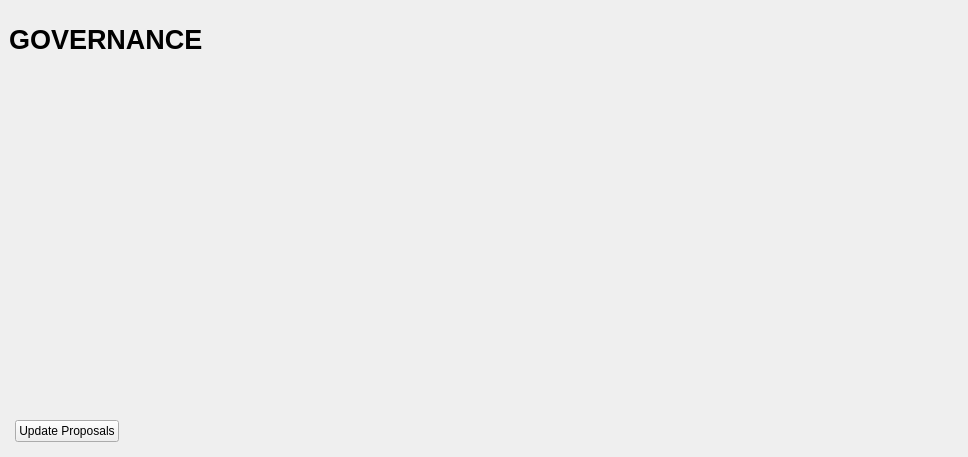
wagerr/wagerr, file src/qt/forms/governancepage.ui: the form before one commit.
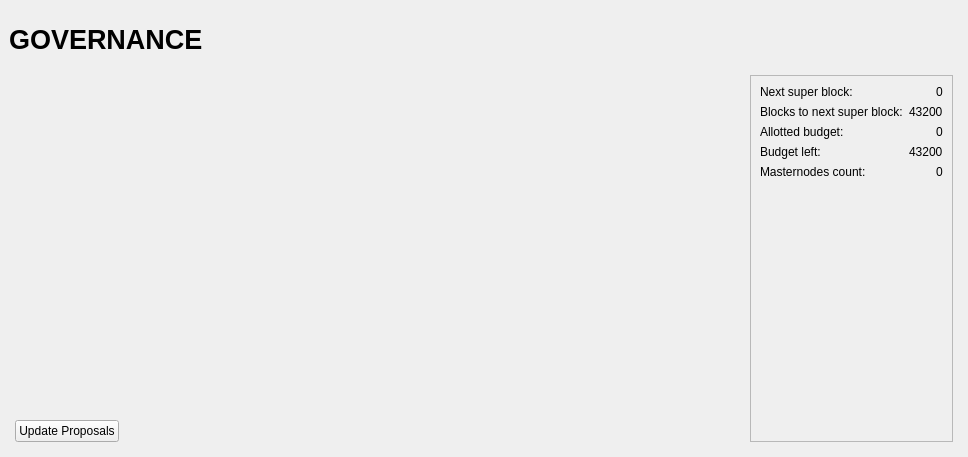
The form after the commit.

Commit message: Add global budget information to governance tab

What changed in the file:
```diff
--- a/src/qt/forms/governancepage.ui
+++ b/src/qt/forms/governancepage.ui
@@ -153,6 +153,8 @@
             <number>0</number>
            </property>
            <item>
+            <layout class="QHBoxLayout" name="horizontalLayout_Content">
+             <item>
             <layout class="QVBoxLayout" name="verticalLayout_2">
              <item>
               <widget class="QScrollArea" name="scrollArea">
@@ -185,8 +187,8 @@
                  <rect>
                   <x>0</x>
                   <y>0</y>
-                  <width>934</width>
-                  <height>245</height>
+                    <width>742</width>
+                    <height>282</height>
                  </rect>
                 </property>
                 <property name="sizePolicy">
@@ -195,7 +197,10 @@
                   <verstretch>1</verstretch>
                  </sizepolicy>
                 </property>
-                <layout class="QVBoxLayout" name="proposalGrid" rowstretch="0" columnstretch="0">
+                  <layout class="QVBoxLayout" name="proposalGrid">
+                   <property name="spacing">
+                    <number>0</number>
+                   </property>
                  <property name="sizeConstraint">
                   <enum>QLayout::SetDefaultConstraint</enum>
                  </property>
@@ -211,9 +216,6 @@
                  <property name="bottomMargin">
                   <number>0</number>
                  </property>
-                 <property name="spacing">
-                  <number>0</number>
-                 </property>
                 </layout>
                </widget>
               </widget>
@@ -254,6 +256,103 @@
                 </spacer>
                </item>
               </layout>
+               </item>
+              </layout>
+             </item>
+             <item>
+              <widget class="QFrame" name="frame_budget_info">
+               <property name="frameShape">
+                <enum>QFrame::StyledPanel</enum>
+               </property>
+               <property name="frameShadow">
+                <enum>QFrame::Raised</enum>
+               </property>
+               <layout class="QGridLayout" name="gridLayout">
+                <item row="3" column="1" alignment="Qt::AlignRight">
+                 <widget class="QLabel" name="unallocated_budget_value">
+                  <property name="text">
+                   <string>43200</string>
+                  </property>
+                 </widget>
+                </item>
+                <item row="4" column="1" alignment="Qt::AlignRight">
+                 <widget class="QLabel" name="masternode_count_value">
+                  <property name="text">
+                   <string>0</string>
+                  </property>
+                 </widget>
+                </item>
+                <item row="2" column="0">
+                 <widget class="QLabel" name="alloted_budget_label">
+                  <property name="text">
+                   <string>Allotted budget:</string>
+                  </property>
+                 </widget>
+                </item>
+                <item row="2" column="1" alignment="Qt::AlignRight">
+                 <widget class="QLabel" name="alloted_budget_value">
+                  <property name="text">
+                   <string>0</string>
+                  </property>
+                 </widget>
+                </item>
+                <item row="0" column="0">
+                 <widget class="QLabel" name="next_superblock_label">
+                  <property name="text">
+                   <string>Next super block:</string>
+                  </property>
+                 </widget>
+                </item>
+                <item row="0" column="1" alignment="Qt::AlignRight">
+                 <widget class="QLabel" name="next_superblock_value">
+                  <property name="text">
+                   <string>0</string>
+                  </property>
+                 </widget>
+                </item>
+                <item row="4" column="0">
+                 <widget class="QLabel" name="masternode_count_label">
+                  <property name="text">
+                   <string>Masternodes count:</string>
+                  </property>
+                 </widget>
+                </item>
+                <item row="5" column="0">
+                 <spacer name="verticalSpacer_2">
+                  <property name="orientation">
+                   <enum>Qt::Vertical</enum>
+                  </property>
+                  <property name="sizeHint" stdset="0">
+                   <size>
+                    <width>20</width>
+                    <height>40</height>
+                   </size>
+                  </property>
+                 </spacer>
+                </item>
+                <item row="3" column="0">
+                 <widget class="QLabel" name="unallocated_budget_label">
+                  <property name="text">
+                   <string>Budget left:</string>
+                  </property>
+                 </widget>
+                </item>
+                <item row="1" column="0">
+                 <widget class="QLabel" name="blocks_before_super_label">
+                  <property name="text">
+                   <string>Blocks to next super block:</string>
+                  </property>
+                 </widget>
+                </item>
+                <item row="1" column="1" alignment="Qt::AlignRight">
+                 <widget class="QLabel" name="blocks_before_super_value">
+                  <property name="text">
+                   <string>43200</string>
+                  </property>
+                 </widget>
+                </item>
+               </layout>
+              </widget>
              </item>
             </layout>
            </item>
```
Lines whose indentation alone changed are shown as unchanged. The commit also changes 3 other files.
